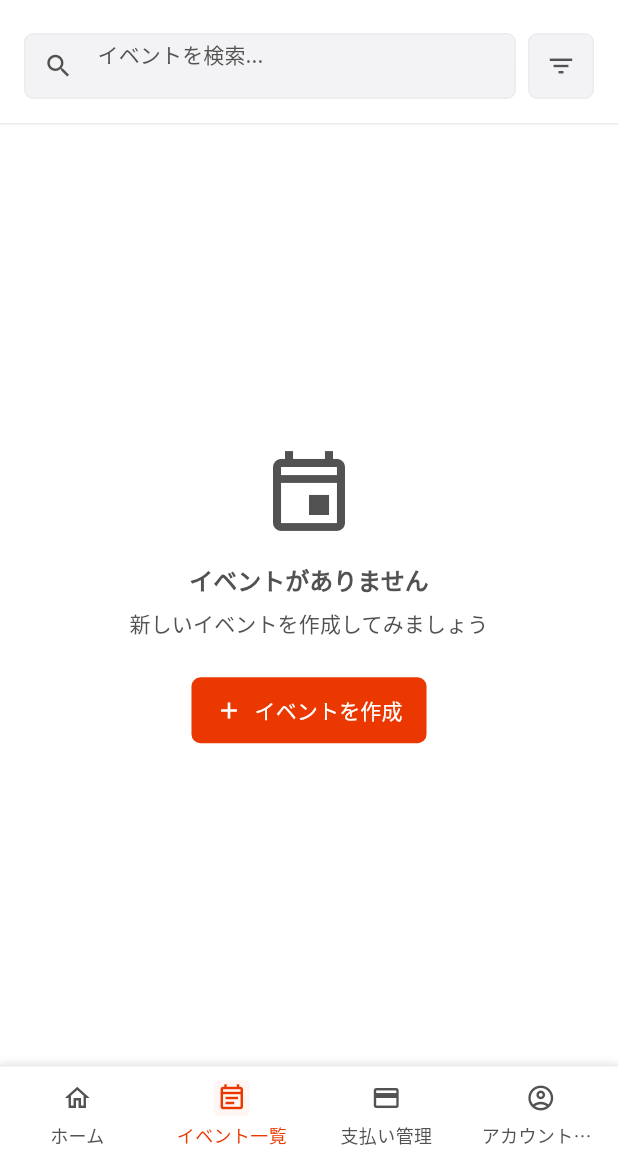
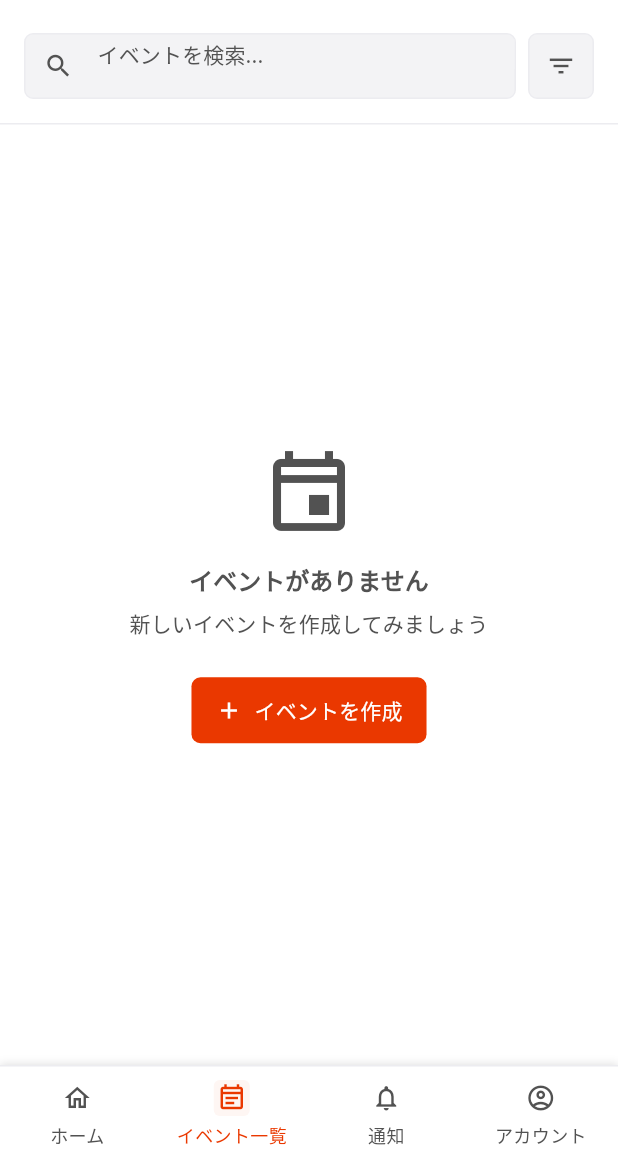
Before and after one commit to yuuu0702/shiharainu, a Flutter app: the GlobalNavigationWrapper screen opened directly with empty values, item 2 of the bottom bar chosen, on a phone screen of 412 x 824 dp, the part 75-1236 px from its top. Run offline on Flutter 3.47's test engine with Material 3 defaults, Android fonts, the phone set to English and light mode, and no system bars; our stand-ins replace cloud_firestore, firebase_auth, firebase_core, flutter_hooks, freezed_annotation, go_router and 2 more; accounts and stored records are empty.

Commit message:
feat: ナビゲーションのルートアクティブ判定ロジックを改善
- _isRouteActiveメソッドを追加してサブルートでも親ルートがハイライトされるように改善
  - 例: /events/abc/payments では /events タブがアクティブ表示
  - 誤マッチ防止（/account と /account-settings を区別）
- グローバルナビゲーションのアイテムを調整
  - 支払い管理 → 通知
  - アカウント情報 → アカウント

🤖 Generated with [Claude Code](https://claude.com/claude-code)

Co-Authored-By: Claude <noreply@anthropic.com>

```diff
--- a/lib/shared/widgets/app_bottom_navigation.dart
+++ b/lib/shared/widgets/app_bottom_navigation.dart
@@ -56,7 +56,7 @@ class AppBottomNavigation extends StatelessWidget {
     BuildContext context,
     AppBottomNavigationItem item,
   ) {
-    final isActive = currentRoute.startsWith(item.route);
+    final isActive = _isRouteActive(item.route, currentRoute);
 
     return Expanded(
       child: Material(
@@ -144,6 +144,27 @@ class AppBottomNavigation extends StatelessWidget {
       ),
     );
   }
+
+  /// 指定したルートが現在アクティブかどうかを判定（部分一致）
+  bool _isRouteActive(String navRoute, String currentLocation) {
+    // 完全一致の場合
+    if (navRoute == currentLocation) {
+      return true;
+    }
+
+    // サブルートの場合（例: /events/abc/payments は /events としてハイライト）
+    // ただし、他のルートの一部として含まれる場合は除外
+    // 例: /account は /account-settings と一致しない
+    if (currentLocation.startsWith(navRoute)) {
+      // ルートの後に / が続く場合のみマッチ（例: /events/... は OK, /eventsother は NG）
+      if (currentLocation.length > navRoute.length) {
+        return currentLocation[navRoute.length] == '/';
+      }
+      return true;
+    }
+
+    return false;
+  }
 }
 
 // 使用例のプリセット
--- a/lib/shared/widgets/global_navigation_wrapper.dart
+++ b/lib/shared/widgets/global_navigation_wrapper.dart
@@ -24,12 +24,12 @@ class GlobalNavigationWrapper extends StatelessWidget {
       route: '/events',
     ),
     AppBottomNavigationItem(
-      label: '支払い管理',
-      icon: Icons.payment_outlined,
-      route: '/payment-management',
+      label: '通知',
+      icon: Icons.notifications_outlined,
+      route: '/notifications',
     ),
     AppBottomNavigationItem(
-      label: 'アカウント情報',
+      label: 'アカウント',
       icon: Icons.account_circle_outlined,
       route: '/account',
     ),
@@ -80,7 +80,7 @@ class GlobalNavigationWrapper extends StatelessWidget {
 
   Widget _buildNavigationRail(String currentLocation) {
     final currentIndex = _navigationItems.indexWhere(
-      (item) => item.route == currentLocation,
+      (item) => _isRouteActive(item.route, currentLocation),
     );
 
     return Builder(
@@ -123,6 +123,27 @@ class GlobalNavigationWrapper extends StatelessWidget {
             .toList(),
       ),
     );
+  }
+
+  /// 指定したルートが現在アクティブかどうかを判定（部分一致）
+  bool _isRouteActive(String navRoute, String currentLocation) {
+    // 完全一致の場合
+    if (navRoute == currentLocation) {
+      return true;
+    }
+
+    // サブルートの場合（例: /events/abc/payments は /events としてハイライト）
+    // ただし、他のルートの一部として含まれる場合は除外
+    // 例: /account は /account-settings と一致しない
+    if (currentLocation.startsWith(navRoute)) {
+      // ルートの後に / が続く場合のみマッチ（例: /events/... は OK, /eventsother は NG）
+      if (currentLocation.length > navRoute.length) {
+        return currentLocation[navRoute.length] == '/';
+      }
+      return true;
+    }
+
+    return false;
   }
 
   /// ナビゲーションが表示されるべきかどうかを判定
```
